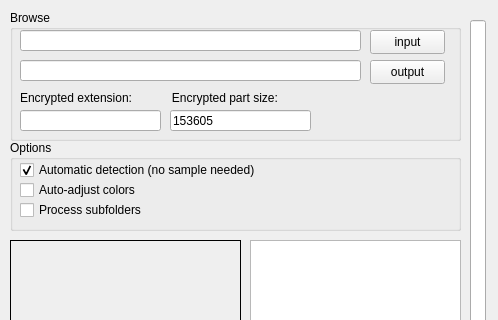
Qt form views/Sreen/GUI.ui (VQD-BSV-Official/AutoRecoveryJpeg) before a commit; both pictures show x 0 to 498 and y 0 to 320 of the 498 by 573 pixel window.
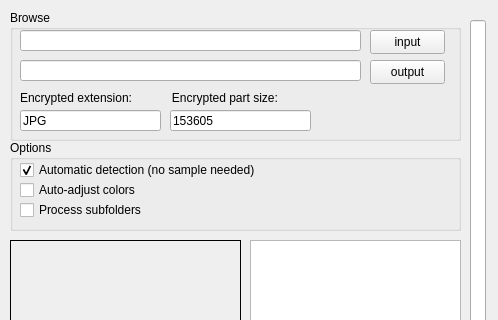
The same form after that commit.

```diff
--- a/views/Sreen/GUI.ui
+++ b/views/Sreen/GUI.ui
@@ -87,6 +87,9 @@
        <height>21</height>
       </rect>
      </property>
+     <property name="text">
+      <string>JPG</string>
+     </property>
     </widget>
     <widget class="QLineEdit" name="lbl_size">
      <property name="geometry">
```
